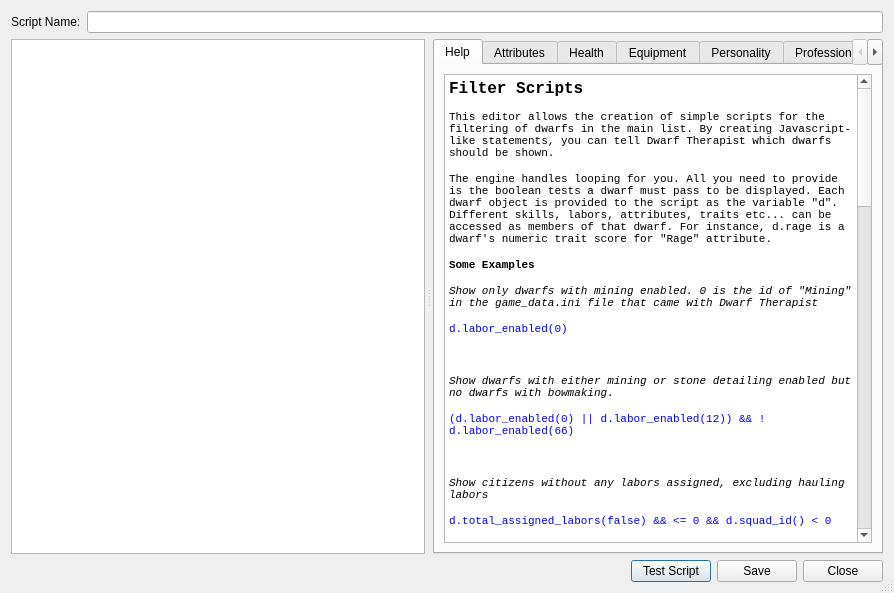
Before: the Qt Designer form ui/scriptdialog.ui in Dwarf-Therapist/Dwarf-Therapist, drawn with Qt 5.
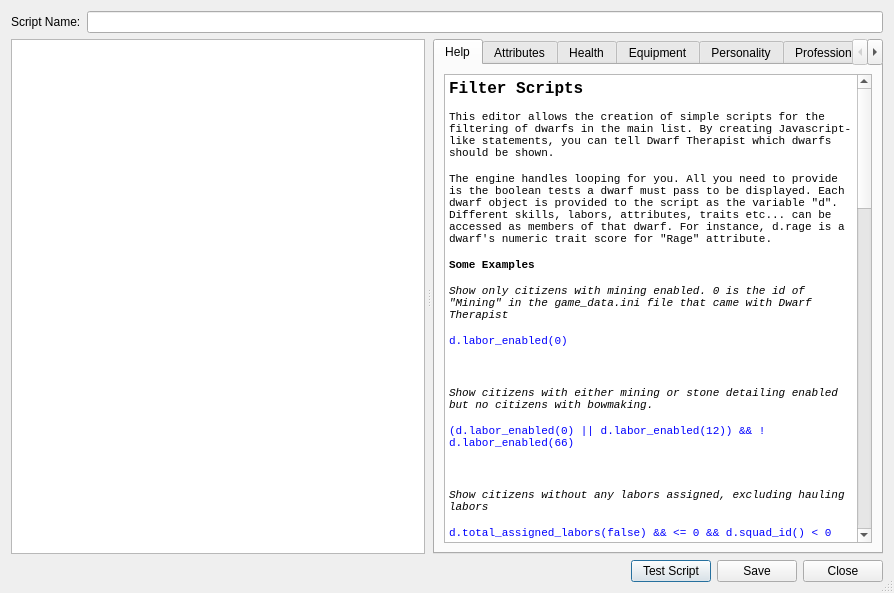
After: the same form once the commit is applied. Icons and pictures are not drawn.

Commit message:
added name_matches for scripting
- resolves an issue with scripts where it overly complex to find units
based on a partial match of the name.

The edit to the form file:
```diff
--- a/ui/scriptdialog.ui
+++ b/ui/scriptdialog.ui
@@ -90,28 +90,29 @@
 &lt;p style=&quot; margin-top:12px; margin-bottom:12px; margin-left:0px; margin-right:0px; -qt-block-indent:0; text-indent:0px;&quot;&gt;&lt;span style=&quot; font-family:'MS Shell Dlg 2'; font-size:8pt;&quot;&gt;This editor allows the creation of simple scripts for the filtering of dwarfs in the main list. By creating Javascript-like statements, you can tell Dwarf Therapist which dwarfs should be shown.&lt;/span&gt;&lt;/p&gt;
 &lt;p style=&quot; margin-top:12px; margin-bottom:12px; margin-left:0px; margin-right:0px; -qt-block-indent:0; text-indent:0px;&quot;&gt;&lt;span style=&quot; font-family:'MS Shell Dlg 2'; font-size:8pt;&quot;&gt;The engine handles looping for you. All you need to provide is the boolean tests a dwarf must pass to be displayed. Each dwarf object is provided to the script as the variable &amp;quot;d&amp;quot;. Different skills, labors, attributes, traits etc... can be accessed as members of that dwarf. For instance, d.rage is a dwarf's numeric trait score for &amp;quot;Rage&amp;quot; attribute.&lt;/span&gt;&lt;/p&gt;
 &lt;p style=&quot; margin-top:12px; margin-bottom:12px; margin-left:0px; margin-right:0px; -qt-block-indent:0; text-indent:0px;&quot;&gt;&lt;span style=&quot; font-family:'MS Shell Dlg 2'; font-size:8pt; font-weight:600;&quot;&gt;Some Examples&lt;/span&gt;&lt;/p&gt;
-&lt;p style=&quot; margin-top:12px; margin-bottom:12px; margin-left:0px; margin-right:0px; -qt-block-indent:0; text-indent:0px;&quot;&gt;&lt;span style=&quot; font-family:'MS Shell Dlg 2'; font-size:8pt; font-style:italic;&quot;&gt;Show only dwarfs with mining enabled. &lt;/span&gt;&lt;span style=&quot; font-family:'MS Shell Dlg 2'; font-size:8pt; font-style:italic; color:#000000;&quot;&gt;0 is the id of &amp;quot;Mining&amp;quot; in the game_data.ini file that came with Dwarf Therapist&lt;/span&gt;&lt;/p&gt;
+&lt;p style=&quot; margin-top:12px; margin-bottom:12px; margin-left:0px; margin-right:0px; -qt-block-indent:0; text-indent:0px;&quot;&gt;&lt;span style=&quot; font-family:'MS Shell Dlg 2'; font-size:8pt; font-style:italic;&quot;&gt;Show only citizens with mining enabled. &lt;/span&gt;&lt;span style=&quot; font-family:'MS Shell Dlg 2'; font-size:8pt; font-style:italic; color:#000000;&quot;&gt;0 is the id of &amp;quot;Mining&amp;quot; in the game_data.ini file that came with Dwarf Therapist&lt;/span&gt;&lt;/p&gt;
 &lt;p style=&quot; margin-top:12px; margin-bottom:12px; margin-left:0px; margin-right:0px; -qt-block-indent:0; text-indent:0px;&quot;&gt;&lt;span style=&quot; font-family:'Courier New,courier'; font-size:8pt; color:#0000ff;&quot;&gt;d.labor_enabled(0)&lt;/span&gt;&lt;/p&gt;
 &lt;p style=&quot;-qt-paragraph-type:empty; margin-top:12px; margin-bottom:12px; margin-left:0px; margin-right:0px; -qt-block-indent:0; text-indent:0px; font-family:'Courier New,courier'; font-size:8pt; color:#0000ff;&quot;&gt;&lt;br /&gt;&lt;/p&gt;
-&lt;p style=&quot; margin-top:12px; margin-bottom:12px; margin-left:0px; margin-right:0px; -qt-block-indent:0; text-indent:0px;&quot;&gt;&lt;span style=&quot; font-family:'MS Shell Dlg 2'; font-size:8pt; font-style:italic;&quot;&gt;Show dwarfs with either mining or stone detailing enabled but no dwarfs with bowmaking.&lt;/span&gt;&lt;/p&gt;
+&lt;p style=&quot; margin-top:12px; margin-bottom:12px; margin-left:0px; margin-right:0px; -qt-block-indent:0; text-indent:0px;&quot;&gt;&lt;span style=&quot; font-family:'MS Shell Dlg 2'; font-size:8pt; font-style:italic;&quot;&gt;Show citizens with either mining or stone detailing enabled but no citizens with bowmaking.&lt;/span&gt;&lt;/p&gt;
 &lt;p style=&quot; margin-top:12px; margin-bottom:12px; margin-left:0px; margin-right:0px; -qt-block-indent:0; text-indent:0px;&quot;&gt;&lt;span style=&quot; font-family:'Courier New,courier'; font-size:8pt; color:#0000ff;&quot;&gt;(d.labor_enabled(0) || d.labor_enabled(12)) &amp;amp;&amp;amp; !d.labor_enabled(66)&lt;/span&gt;&lt;/p&gt;
 &lt;p style=&quot;-qt-paragraph-type:empty; margin-top:12px; margin-bottom:12px; margin-left:0px; margin-right:0px; -qt-block-indent:0; text-indent:0px; font-size:8pt;&quot;&gt;&lt;br /&gt;&lt;/p&gt;
 &lt;p style=&quot; margin-top:12px; margin-bottom:12px; margin-left:0px; margin-right:0px; -qt-block-indent:0; text-indent:0px;&quot;&gt;&lt;span style=&quot; font-family:'MS Shell Dlg 2'; font-size:8pt; font-style:italic;&quot;&gt;Show citizens without any labors assigned, excluding hauling labors&lt;/span&gt;&lt;/p&gt;
 &lt;p style=&quot; margin-top:12px; margin-bottom:12px; margin-left:0px; margin-right:0px; -qt-block-indent:0; text-indent:0px;&quot;&gt;&lt;span style=&quot; font-family:'Courier New,courier'; font-size:8pt; color:#0000ff;&quot;&gt;d.total_assigned_labors(false) &amp;amp;&amp;amp; &amp;lt;= 0 &amp;amp;&amp;amp; d.squad_id() &amp;lt; 0&lt;/span&gt;&lt;/p&gt;
 &lt;p style=&quot;-qt-paragraph-type:empty; margin-top:12px; margin-bottom:12px; margin-left:0px; margin-right:0px; -qt-block-indent:0; text-indent:0px; font-size:8pt;&quot;&gt;&lt;br /&gt;&lt;/p&gt;
-&lt;p style=&quot; margin-top:12px; margin-bottom:12px; margin-left:0px; margin-right:0px; -qt-block-indent:0; text-indent:0px;&quot;&gt;&lt;span style=&quot; font-family:'MS Shell Dlg 2'; font-size:8pt; font-style:italic;&quot;&gt;Show dwarfs without noble positions and with either no material preferences, or no item preferences&lt;/span&gt;&lt;/p&gt;
+&lt;p style=&quot; margin-top:12px; margin-bottom:12px; margin-left:0px; margin-right:0px; -qt-block-indent:0; text-indent:0px;&quot;&gt;&lt;span style=&quot; font-family:'MS Shell Dlg 2'; font-size:8pt; font-style:italic;&quot;&gt;Show citizens without noble positions and with either no material preferences, or no item preferences&lt;/span&gt;&lt;/p&gt;
 &lt;p style=&quot; margin-top:12px; margin-bottom:12px; margin-left:0px; margin-right:0px; -qt-block-indent:0; text-indent:0px;&quot;&gt;&lt;span style=&quot; font-family:'Courier New,courier'; font-size:8pt; color:#0000ff;&quot;&gt;d.noble_position() == &amp;quot;&amp;quot; &amp;amp;&amp;amp; (!d.has_preference('','Items',false) &amp;amp;&amp;amp; !d.has_preference('','Materials',false)) || !d.has_preference('','Items',false) || !d.has_preference('','Materials',false)&lt;/span&gt;&lt;/p&gt;
 &lt;p style=&quot;-qt-paragraph-type:empty; margin-top:12px; margin-bottom:12px; margin-left:0px; margin-right:0px; -qt-block-indent:0; text-indent:0px; font-size:8pt;&quot;&gt;&lt;br /&gt;&lt;/p&gt;
 &lt;p style=&quot; margin-top:12px; margin-bottom:12px; margin-left:0px; margin-right:0px; -qt-block-indent:0; text-indent:0px;&quot;&gt;&lt;span style=&quot; font-family:'MS Shell Dlg 2'; font-size:8pt; font-weight:600;&quot;&gt;General Unit Methods&lt;/span&gt;&lt;/p&gt;
-&lt;p style=&quot; margin-top:12px; margin-bottom:12px; margin-left:0px; margin-right:0px; -qt-block-indent:0; text-indent:0px;&quot;&gt;&lt;span style=&quot; font-family:'MS Shell Dlg 2'; font-size:8pt; font-style:italic;&quot;&gt;The following methods can be called on the &amp;quot;d&amp;quot; object to get more information about a dwarf.&lt;/span&gt;&lt;/p&gt;
+&lt;p style=&quot; margin-top:12px; margin-bottom:12px; margin-left:0px; margin-right:0px; -qt-block-indent:0; text-indent:0px;&quot;&gt;&lt;span style=&quot; font-family:'MS Shell Dlg 2'; font-size:8pt; font-style:italic;&quot;&gt;The following methods can be called on the &amp;quot;d&amp;quot; object to get more information about a unit.&lt;/span&gt;&lt;/p&gt;
 &lt;p style=&quot; margin-top:12px; margin-bottom:12px; margin-left:0px; margin-right:0px; -qt-block-indent:0; text-indent:0px;&quot;&gt;&lt;span style=&quot; font-family:'MS Shell Dlg 2'; font-size:8pt; color:#aa0000;&quot;&gt;string &lt;/span&gt;&lt;span style=&quot; font-family:'MS Shell Dlg 2'; font-size:8pt; font-weight:600;&quot;&gt;nice_name&lt;/span&gt;&lt;span style=&quot; font-family:'MS Shell Dlg 2'; font-size:8pt;&quot;&gt;()&lt;/span&gt;&lt;/p&gt;
 &lt;p style=&quot; margin-top:12px; margin-bottom:12px; margin-left:0px; margin-right:0px; -qt-block-indent:0; text-indent:0px;&quot;&gt;&lt;span style=&quot; font-family:'MS Shell Dlg 2'; font-size:8pt; color:#aa0000;&quot;&gt;string &lt;/span&gt;&lt;span style=&quot; font-family:'MS Shell Dlg 2'; font-size:8pt; font-weight:600;&quot;&gt;nickname&lt;/span&gt;&lt;span style=&quot; font-family:'MS Shell Dlg 2'; font-size:8pt;&quot;&gt;()&lt;/span&gt;&lt;/p&gt;
+&lt;p style=&quot; margin-top:12px; margin-bottom:12px; margin-left:0px; margin-right:0px; -qt-block-indent:0; text-indent:0px;&quot;&gt;&lt;span style=&quot; font-family:'MS Shell Dlg 2'; font-size:8pt; color:#aa0000;&quot;&gt;bool&lt;/span&gt;&lt;span style=&quot; font-family:'MS Shell Dlg 2'; font-size:8pt;&quot;&gt; &lt;/span&gt;&lt;span style=&quot; font-family:'MS Shell Dlg 2'; font-size:8pt; font-weight:600;&quot;&gt;name_matches&lt;/span&gt;&lt;span style=&quot; font-family:'MS Shell Dlg 2'; font-size:8pt;&quot;&gt;(&lt;/span&gt;&lt;span style=&quot; font-family:'MS Shell Dlg 2'; font-size:8pt; color:#aa0000;&quot;&gt;string&lt;/span&gt;&lt;span style=&quot; font-family:'MS Shell Dlg 2'; font-size:8pt;&quot;&gt; &lt;/span&gt;&lt;span style=&quot; font-family:'MS Shell Dlg 2'; font-size:8pt; color:#0000ff;&quot;&gt;val&lt;/span&gt;&lt;span style=&quot; font-family:'MS Shell Dlg 2'; font-size:8pt;&quot;&gt;) &lt;/span&gt;&lt;span style=&quot; font-family:'MS Shell Dlg 2'; font-size:8pt; font-style:italic;&quot;&gt;**case insensitive search in the unit's full name&lt;/span&gt;&lt;/p&gt;
 &lt;p style=&quot; margin-top:12px; margin-bottom:12px; margin-left:0px; margin-right:0px; -qt-block-indent:0; text-indent:0px;&quot;&gt;&lt;span style=&quot; font-family:'MS Shell Dlg 2'; font-size:8pt; color:#aa0000;&quot;&gt;int &lt;/span&gt;&lt;span style=&quot; font-family:'MS Shell Dlg 2'; font-size:8pt; font-weight:600; color:#000000;&quot;&gt;get_gender&lt;/span&gt;&lt;span style=&quot; font-family:'MS Shell Dlg 2'; font-size:8pt;&quot;&gt;() **&lt;/span&gt;&lt;span style=&quot; font-family:'MS Shell Dlg 2'; font-size:8pt; font-style:italic;&quot;&gt;female(-1), none(0), male(1)&lt;/span&gt;&lt;/p&gt;
 &lt;p style=&quot; margin-top:12px; margin-bottom:12px; margin-left:0px; margin-right:0px; -qt-block-indent:0; text-indent:0px;&quot;&gt;&lt;span style=&quot; font-family:'MS Shell Dlg 2'; font-size:8pt; color:#aa0000;&quot;&gt;bool &lt;/span&gt;&lt;span style=&quot; font-family:'MS Shell Dlg 2'; font-size:8pt; font-weight:600;&quot;&gt;is_baby&lt;/span&gt;&lt;span style=&quot; font-family:'MS Shell Dlg 2'; font-size:8pt;&quot;&gt;()&lt;/span&gt;&lt;/p&gt;
 &lt;p style=&quot; margin-top:12px; margin-bottom:12px; margin-left:0px; margin-right:0px; -qt-block-indent:0; text-indent:0px;&quot;&gt;&lt;span style=&quot; font-family:'MS Shell Dlg 2'; font-size:8pt; color:#aa0000;&quot;&gt;bool &lt;/span&gt;&lt;span style=&quot; font-family:'MS Shell Dlg 2'; font-size:8pt; font-weight:600;&quot;&gt;is_child&lt;/span&gt;&lt;span style=&quot; font-family:'MS Shell Dlg 2'; font-size:8pt;&quot;&gt;()&lt;/span&gt;&lt;/p&gt;
 &lt;p style=&quot; margin-top:12px; margin-bottom:12px; margin-left:0px; margin-right:0px; -qt-block-indent:0; text-indent:0px;&quot;&gt;&lt;span style=&quot; font-family:'MS Shell Dlg 2'; font-size:8pt; color:#aa0000;&quot;&gt;bool &lt;/span&gt;&lt;span style=&quot; font-family:'MS Shell Dlg 2'; font-size:8pt; font-weight:600;&quot;&gt;is_adult&lt;/span&gt;&lt;span style=&quot; font-family:'MS Shell Dlg 2'; font-size:8pt;&quot;&gt;()&lt;/span&gt;&lt;/p&gt;
 &lt;p style=&quot; margin-top:12px; margin-bottom:12px; margin-left:0px; margin-right:0px; -qt-block-indent:0; text-indent:0px;&quot;&gt;&lt;span style=&quot; font-family:'MS Shell Dlg 2'; font-size:8pt; color:#aa0000;&quot;&gt;int &lt;/span&gt;&lt;span style=&quot; font-family:'MS Shell Dlg 2'; font-size:8pt; font-weight:600;&quot;&gt;current_job_id()&lt;/span&gt;&lt;/p&gt;
-&lt;p style=&quot; margin-top:12px; margin-bottom:12px; margin-left:0px; margin-right:0px; -qt-block-indent:0; text-indent:0px;&quot;&gt;&lt;span style=&quot; font-family:'MS Shell Dlg 2'; font-size:8pt; color:#aa0000;&quot;&gt;string &lt;/span&gt;&lt;span style=&quot; font-family:'MS Shell Dlg 2'; font-size:8pt; font-weight:600;&quot;&gt;noble_position&lt;/span&gt;&lt;span style=&quot; font-family:'MS Shell Dlg 2'; font-size:8pt;&quot;&gt;() &lt;/span&gt;&lt;span style=&quot; font-family:'MS Shell Dlg 2'; font-size:8pt; font-style:italic;&quot;&gt;**returns a comma separated list of the dwarf's noble positions&lt;/span&gt;&lt;/p&gt;
+&lt;p style=&quot; margin-top:12px; margin-bottom:12px; margin-left:0px; margin-right:0px; -qt-block-indent:0; text-indent:0px;&quot;&gt;&lt;span style=&quot; font-family:'MS Shell Dlg 2'; font-size:8pt; color:#aa0000;&quot;&gt;string &lt;/span&gt;&lt;span style=&quot; font-family:'MS Shell Dlg 2'; font-size:8pt; font-weight:600;&quot;&gt;noble_position&lt;/span&gt;&lt;span style=&quot; font-family:'MS Shell Dlg 2'; font-size:8pt;&quot;&gt;() &lt;/span&gt;&lt;span style=&quot; font-family:'MS Shell Dlg 2'; font-size:8pt; font-style:italic;&quot;&gt;**returns a comma separated list of the unit's noble positions&lt;/span&gt;&lt;/p&gt;
 &lt;p style=&quot; margin-top:12px; margin-bottom:12px; margin-left:0px; margin-right:0px; -qt-block-indent:0; text-indent:0px;&quot;&gt;&lt;span style=&quot; font-family:'MS Shell Dlg 2'; font-size:8pt; color:#aa0000;&quot;&gt;int &lt;/span&gt;&lt;span style=&quot; font-family:'MS Shell Dlg 2'; font-size:8pt; font-weight:600;&quot;&gt;get_raw_happiness&lt;/span&gt;&lt;span style=&quot; font-family:'MS Shell Dlg 2'; font-size:8pt;&quot;&gt;()&lt;/span&gt;&lt;/p&gt;
 &lt;p style=&quot; margin-top:12px; margin-bottom:12px; margin-left:0px; margin-right:0px; -qt-block-indent:0; text-indent:0px;&quot;&gt;&lt;span style=&quot; font-family:'MS Shell Dlg 2'; font-size:8pt; color:#aa0000;&quot;&gt;int &lt;/span&gt;&lt;span style=&quot; font-family:'MS Shell Dlg 2'; font-size:8pt; font-weight:600;&quot;&gt;body_size()&lt;/span&gt;&lt;/p&gt;
 &lt;p style=&quot; margin-top:12px; margin-bottom:12px; margin-left:0px; margin-right:0px; -qt-block-indent:0; text-indent:0px;&quot;&gt;&lt;span style=&quot; font-family:'MS Shell Dlg 2'; font-size:8pt; color:#aa0000;&quot;&gt;int &lt;/span&gt;&lt;span style=&quot; font-family:'MS Shell Dlg 2'; font-size:8pt; font-weight:600;&quot;&gt;migration_wave()&lt;/span&gt;&lt;/p&gt;
```
The commit also changes 1 other file.
